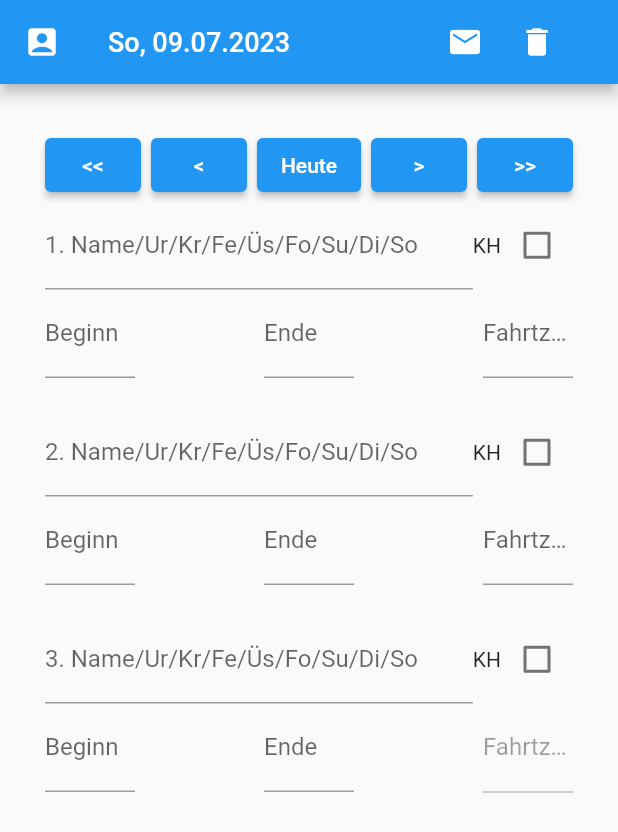
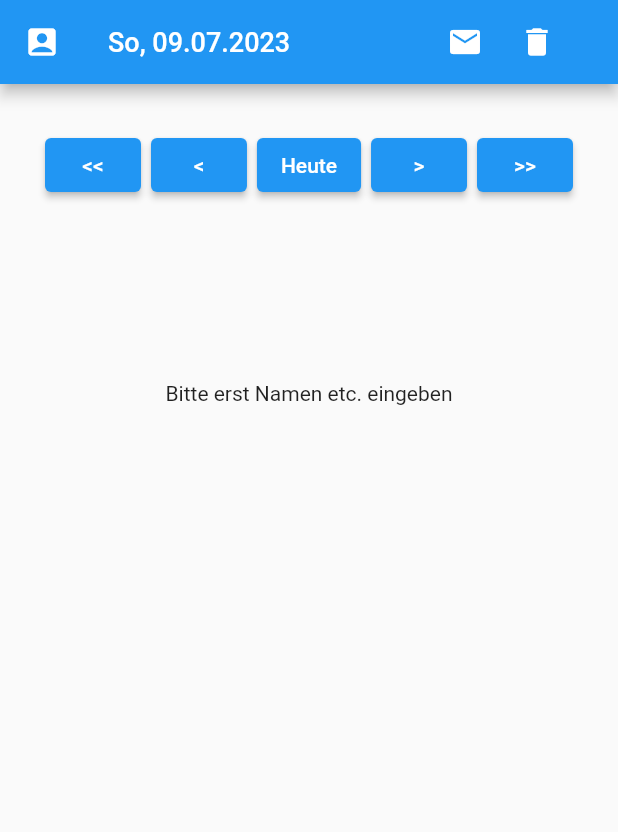
Before and after one commit to michaelu123/fpflege_flutter, a Flutter app: the screen it shows after launch, after a tap on "<<", on a phone screen of 412 x 824 dp. Shown: the top 832 px of the screen. Run offline on Flutter 3.47's test engine with Material 2 defaults, Android fonts, the phone set to English and light mode, and no system bars; our stand-ins replace flutter_riverpod, sqflite, sqflite_common_ffi, string_validator; accounts and stored records are empty.

Commit message:
before swiping?

```diff
--- a/lib/arbeitsblatt_screen.dart
+++ b/lib/arbeitsblatt_screen.dart
@@ -14,14 +14,18 @@ class Arbeitsblatt extends ConsumerStatefulWidget {
 
 class _ArbeitsblattState extends ConsumerState<Arbeitsblatt> {
   var date = DateTime.now();
-  var dayShown = "";
+  late Future<void> Function(int, String, String) store;
   late Future<void> dayFuture;
-  late Future<void> Function(int, String, String) store;
+  late Future<List<Object>> eigFuture;
+  late Future initFuture;
+  List<Object>? eigenschaften;
 
   @override
   void initState() {
     super.initState();
     dayFuture = ref.read(dbProvider.notifier).load(date);
+    eigFuture = ref.read(dbProvider.notifier).readEigenschaften();
+    initFuture = Future.wait([dayFuture, eigFuture]);
     store = ref.read(dbProvider.notifier).store;
   }
 
@@ -36,8 +40,7 @@ class _ArbeitsblattState extends ConsumerState<Arbeitsblatt> {
       if (date.isBefore(lb)) date = lb;
       if (date.isAfter(ub)) date = ub;
     }
-    dayShown = date2Txt(date); // Mo, DD.MM.YYYY
-    dayFuture = ref.read(dbProvider.notifier).load(date);
+    ref.read(dbProvider.notifier).load(date);
     setState(() {});
   }
 
@@ -57,18 +60,24 @@ class _ArbeitsblattState extends ConsumerState<Arbeitsblatt> {
         ),
         leading: IconButton(
           icon: const Icon(Icons.account_box),
-          onPressed: () {
-            Navigator.of(context).push(
+          onPressed: () async {
+            await Navigator.of(context).push(
               MaterialPageRoute(builder: (ctx) {
                 return const Eigenschaften();
               }),
             );
+            // after storing and returning from push, read eig. again
+            eigFuture = ref.read(dbProvider.notifier).readEigenschaften();
+            initFuture = Future.wait([dayFuture, eigFuture]);
+            setState(() {});
           },
         ),
         actions: [
           IconButton(
             icon: const Icon(Icons.email),
-            onPressed: () {},
+            onPressed: () {
+              print("xxxx send email $eigenschaften");
+            },
           ),
           IconButton(
             icon: const Icon(Icons.delete),
@@ -107,11 +116,31 @@ class _ArbeitsblattState extends ConsumerState<Arbeitsblatt> {
                   ),
                 ],
               ),
-              Einsatz(1, store),
               const SizedBox(height: 20),
-              Einsatz(2, store),
-              const SizedBox(height: 20),
-              Einsatz(3, store),
+              FutureBuilder(
+                future: initFuture,
+                builder: (context, snapshot) {
+                  if (snapshot.connectionState == ConnectionState.waiting) {
+                    return const CircularProgressIndicator();
+                  }
+                  eigenschaften = snapshot.data[1];
+                  if (eigenschaften?[0] == "") {
+                    return Container(
+                        padding: const EdgeInsets.symmetric(vertical: 100),
+                        child: const Text("Bitte erst Namen etc. eingeben"));
+                  } else {
+                    return Column(
+                      children: [
+                        Einsatz(1, store),
+                        const SizedBox(height: 20),
+                        Einsatz(2, store),
+                        const SizedBox(height: 20),
+                        Einsatz(3, store),
+                      ],
+                    );
+                  }
+                },
+              ),
             ],
           ),
         ),
--- a/lib/db_provider.dart
+++ b/lib/db_provider.dart
@@ -5,10 +5,13 @@ import 'package:path/path.dart' as path;
 import 'package:sqflite/sqflite.dart' as sql;
 // import 'package:sqflite/sqlite_api.dart';
 import 'package:sqflite_common_ffi/sqflite_ffi.dart';
+import 'dart:io';
 
 Future<Database> _getDatabase() async {
-  sqfliteFfiInit();
-  databaseFactory = databaseFactoryFfi;
+  if (Platform.isWindows) {
+    sqfliteFfiInit();
+    databaseFactory = databaseFactoryFfi;
+  }
   final dbPath = await sql.getDatabasesPath();
   final db = await sql.openDatabase(
     path.join(dbPath, "arbeitsblatt.db"),
@@ -156,19 +159,20 @@ class DBNotifier extends StateNotifier<FpflegeDay> {
       "eigenschaften",
     );
     if (data.isEmpty) {
-      return ["", "", "", 30];
+      return ["", "", "", ""];
     }
     final vorname = data[0]["vorname"] as String;
     final nachname = data[0]["nachname"] as String;
     final email = data[0]["emailadresse"] as String;
-    final stunden = data[0]["wochenstunden"] as int;
+    final stunden = data[0]["wochenstunden"] as String;
 
     return [vorname, nachname, email, stunden];
   }
 
   Future<void> storeEigenschaften(
-      String vorname, String nachname, String email, int stunden) async {
+      String vorname, String nachname, String email, String stunden) async {
     db ??= await _getDatabase();
+    await db!.delete("eigenschaften");
     await db!.insert("eigenschaften", {
       "vorname": vorname,
       "nachname": nachname,
```
Also changed, not shown: lib/eigenschaften_screen.dart (+22 -17 lines).
